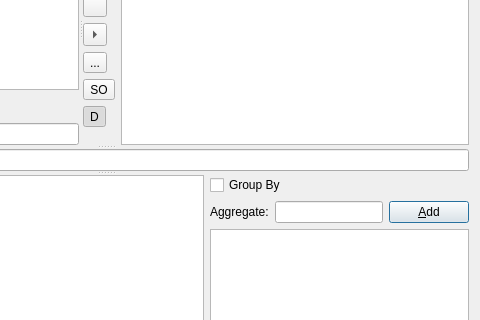
Old version of the form dialogrelation.ui in the repository gthom/gapQBE; both pictures show x 268 to 748 and y 100 to 420 of the 748 by 559 pixel window.
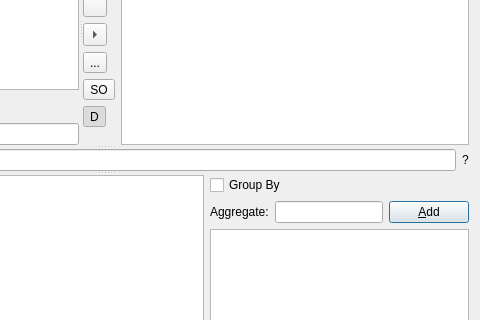
New version of the form. Icons and pictures are not drawn. Custom widgets are drawn as their Qt base class.

Patch:
```diff
--- a/dialogrelation.ui
+++ b/dialogrelation.ui
@@ -235,6 +235,13 @@
          </property>
         </widget>
        </item>
+       <item>
+        <widget class="QLabel" name="labelQueryState">
+         <property name="text">
+          <string>?</string>
+         </property>
+        </widget>
+       </item>
       </layout>
      </widget>
      <widget class="QWidget" name="layoutWidget">
```
Left out of the diff: 38 changed lines with no effect on the pictures.
